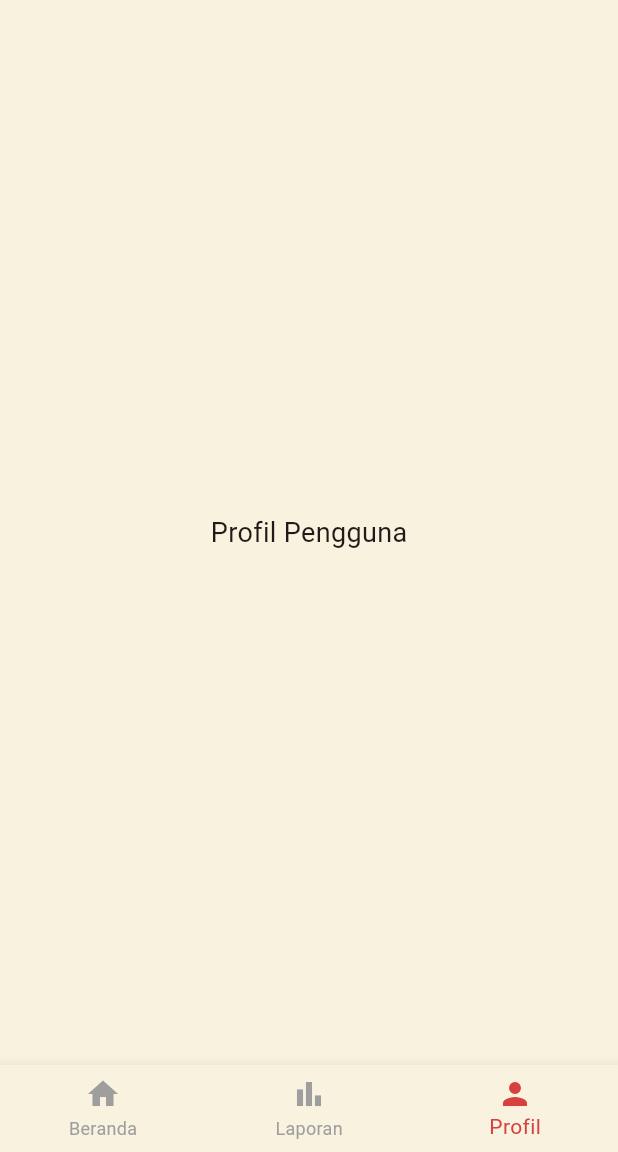
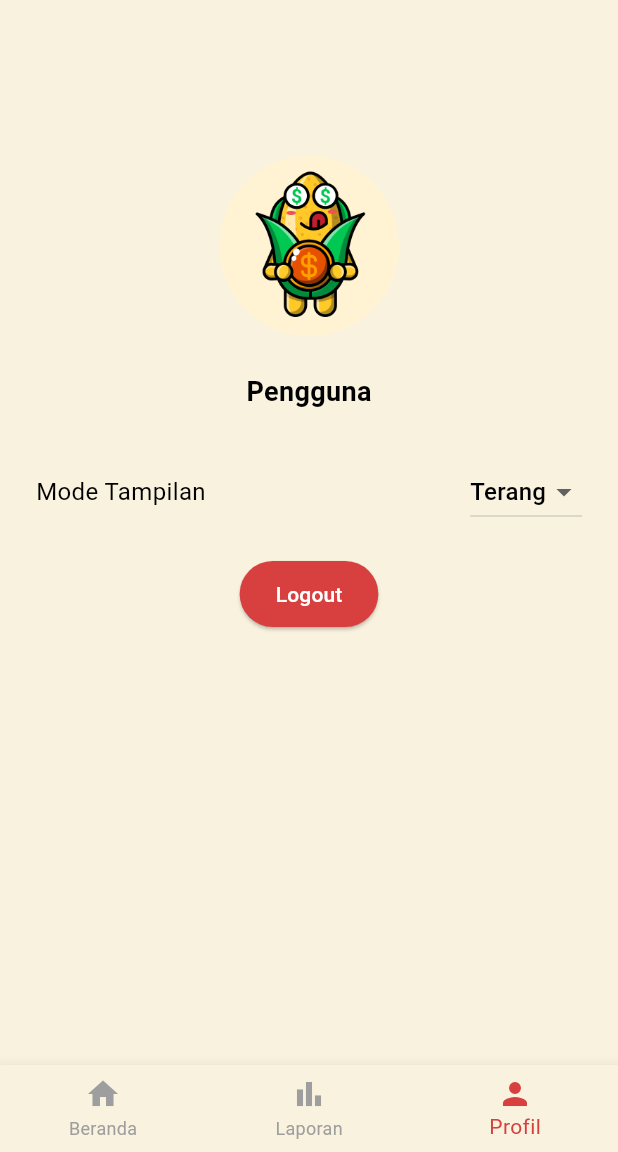
Before and after one commit to 231130651/flutter, a Flutter app: the DashboardScreen screen opened by its route, item 3 of the bottom bar chosen, on a phone screen of 412 x 824 dp, the part 84-1236 px from its top. Run offline on Flutter 3.47's test engine with Material 3 defaults, Android fonts, the phone set to English and light mode, and no system bars; our stand-ins replace fl_chart, sqflite; accounts and stored records are empty.

Commit message:
Penambahan Isi Profile dan Mode Tampilan

```diff
--- a/lib/controller/database_handler.dart
+++ b/lib/controller/database_handler.dart
@@ -14,7 +14,6 @@ class DatabaseHandler {
     return _database!;
   }
 
-  // Inisialisasi database
   Future<Database> _initDatabase() async {
     String dbPath = await getDatabasesPath();
     String path = join(dbPath, 'keuangan.db');
@@ -27,7 +26,6 @@ class DatabaseHandler {
   }
 
   Future<void> _onCreate(Database db, int version) async {
-    // Tabel user
     await db.execute('''
       CREATE TABLE users (
         id INTEGER PRIMARY KEY AUTOINCREMENT,
@@ -36,7 +34,6 @@ class DatabaseHandler {
       )
     ''');
 
-    // Tabel transaksi (kategori langsung disimpan sebagai teks)
     await db.execute('''
       CREATE TABLE transactions (
         id INTEGER PRIMARY KEY AUTOINCREMENT,
@@ -47,11 +44,16 @@ class DatabaseHandler {
         type TEXT NOT NULL
       )
     ''');
+
+    await db.execute('''
+      CREATE TABLE settings (
+        key TEXT PRIMARY KEY,
+        value TEXT
+      )
+    ''');
+
+    await db.insert('settings', {'key': 'theme_mode', 'value': 'light'});
   }
-
-  // ----------------------------
-  // TRANSAKSI
-  // ----------------------------
 
   Future<int> insertTransaction(Map<String, dynamic> transaction) async {
     final db = await database;
@@ -82,10 +84,6 @@ class DatabaseHandler {
     );
   }
 
-  // ----------------------------
-  // USER
-  // ----------------------------
-
   Future<int> registerUser(Map<String, dynamic> user) async {
     final db = await database;
     return await db.insert('users', user);
@@ -109,4 +107,30 @@ class DatabaseHandler {
     final db = await database;
     return await db.query('users');
   }
+
+  Future<String> getThemeMode() async {
+    final db = await database;
+    final result = await db.query(
+      'settings',
+      where: 'key = ?',
+      whereArgs: ['theme_mode'],
+      limit: 1,
+    );
+    if (result.isNotEmpty) {
+      return result.first['value'] as String;
+    } else {
+      await db.insert('settings', {'key': 'theme_mode', 'value': 'light'});
+      return 'light';
+    }
+  }
+
+  Future<void> setThemeMode(String mode) async {
+    final db = await database;
+    await db.update(
+      'settings',
+      {'value': mode},
+      where: 'key = ?',
+      whereArgs: ['theme_mode'],
+    );
+  }
 }
--- a/lib/view/dashboard_screen.dart
+++ b/lib/view/dashboard_screen.dart
@@ -1,6 +1,7 @@
 import 'package:flutter/material.dart';
 import 'package:fl_chart/fl_chart.dart';
 import '../controller/database_handler.dart';
+import '../main.dart';
 
 class DashboardScreen extends StatefulWidget {
   const DashboardScreen({super.key});
@@ -249,12 +250,86 @@ class _ReportTabState extends State<_ReportTab> {
     );
   }
 }
+class _ProfileTab extends StatefulWidget {
+  @override
+  State<_ProfileTab> createState() => _ProfileTabState();
+}
 
-class _ProfileTab extends StatelessWidget {
+class _ProfileTabState extends State<_ProfileTab> {
+  final db = DatabaseHandler();
+  String email = '';
+  String selectedTheme = 'light';
+
+  @override
+  void initState() {
+    super.initState();
+    _loadData();
+  }
+
+  Future<void> _loadData() async {
+    final users = await db.getAllUsers();
+    final lastUser = users.isNotEmpty ? users.last : null;
+    final theme = await db.getThemeMode();
+    setState(() {
+      email = lastUser != null ? lastUser['username'] : 'Pengguna';
+      selectedTheme = theme;
+    });
+  }
+
+  Future<void> _changeTheme(String mode) async {
+    await db.setThemeMode(mode);
+    themeNotifier.value = mode == 'dark' ? ThemeMode.dark : ThemeMode.light;
+    setState(() => selectedTheme = mode);
+  }
+
   @override
   Widget build(BuildContext context) {
-    return const Center(
-      child: Text('Profil Pengguna', style: TextStyle(fontSize: 18)),
+    return SingleChildScrollView(
+      padding: const EdgeInsets.all(24),
+      child: Column(
+        crossAxisAlignment: CrossAxisAlignment.center,
+        children: [
+          const SizedBox(height: 80),
+          const CircleAvatar(
+            radius: 60,
+            backgroundColor: Color(0xFFFFF3D3),
+            backgroundImage: AssetImage('assets/money.png'),
+          ),
+          const SizedBox(height: 24),
+          Text(email, style: const TextStyle(fontSize: 18, fontWeight: FontWeight.bold)),
+          const SizedBox(height: 30),
+          Row(
+            mainAxisAlignment: MainAxisAlignment.spaceBetween,
+            children: [
+              const Text('Mode Tampilan', style: TextStyle(fontSize: 16)),
+              DropdownButton<String>(
+                value: selectedTheme,
+                items: ['light', 'dark']
+                    .map((mode) => DropdownMenuItem(
+                          value: mode,
+                          child: Text(mode == 'light' ? 'Terang' : 'Gelap'),
+                        ))
+                    .toList(),
+                onChanged: (value) {
+                  if (value != null) _changeTheme(value);
+                },
+              ),
+            ],
+          ),
+          const SizedBox(height: 20),
+          ElevatedButton(
+            onPressed: () {
+              Navigator.pushReplacementNamed(context, '/login');
+            },
+            style: ElevatedButton.styleFrom(
+              backgroundColor: const Color(0xFFD84040),
+              foregroundColor: Colors.white,
+              padding: const EdgeInsets.symmetric(horizontal: 24, vertical: 12),
+            ),
+            child: const Text('Logout'),
+          ),
+        ],
+      ),
     );
   }
 }
```
Also changed, not shown: lib/main.dart (+67 -11 lines), lib/provider/user_provider.dart (deleted).
